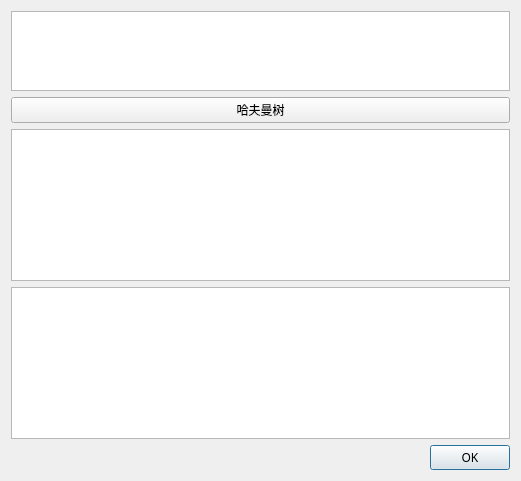
The window that ui/encode.ui (yunowo/data-structure) describes before a commit, drawn with Qt 5.
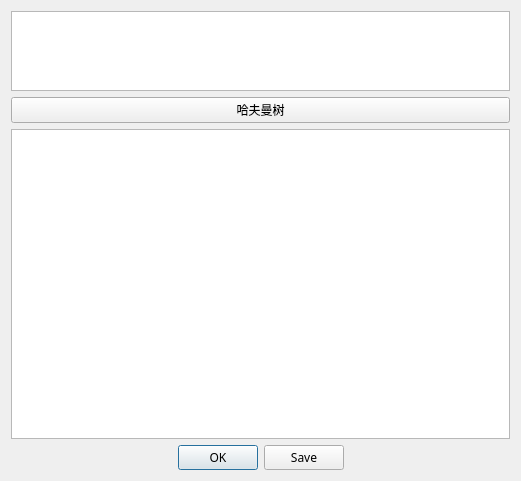
The same window after the commit.

```diff
--- a/ui/encode.ui
+++ b/ui/encode.ui
@@ -24,6 +24,12 @@
     <layout class="QVBoxLayout" name="verticalLayout">
      <item>
       <widget class="QTableWidget" name="freq_table">
+       <property name="sizePolicy">
+        <sizepolicy hsizetype="Expanding" vsizetype="Preferred">
+         <horstretch>0</horstretch>
+         <verstretch>0</verstretch>
+        </sizepolicy>
+       </property>
        <property name="minimumSize">
         <size>
          <width>0</width>
@@ -63,16 +69,7 @@
       </widget>
      </item>
      <item>
-      <widget class="QTextBrowser" name="decoded">
-       <property name="font">
-        <font>
-         <family>微软雅黑</family>
-        </font>
-       </property>
-      </widget>
-     </item>
-     <item>
-      <widget class="QDialogButtonBox" name="buttonBox">
+      <widget class="QDialogButtonBox" name="buttonbox">
        <property name="font">
         <font>
          <family>微软雅黑</family>
@@ -82,7 +79,10 @@
         <enum>Qt::Horizontal</enum>
        </property>
        <property name="standardButtons">
-        <set>QDialogButtonBox::Ok</set>
+        <set>QDialogButtonBox::Ok|QDialogButtonBox::Save</set>
+       </property>
+       <property name="centerButtons">
+        <bool>true</bool>
        </property>
       </widget>
      </item>
```
Left out of the diff: 8 changed lines with no effect on the pictures.
